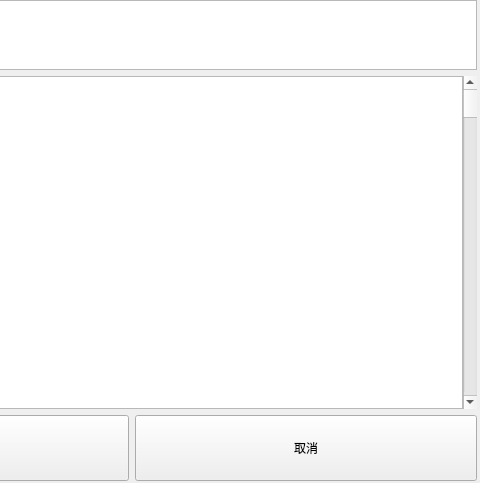
First picture: the form in QuteForm/Main/ui/createform.ui, repository euphoriaer/QuteForm, before the edit; both pictures show x 214 to 694 and y 0 to 483 of the 694 by 483 pixel window.
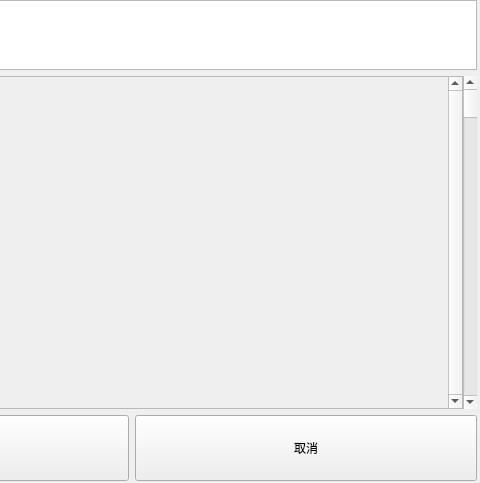
Second picture: the form after the edit. Icons and pictures are not drawn.

```diff
--- a/QuteForm/Main/ui/createform.ui
+++ b/QuteForm/Main/ui/createform.ui
@@ -22,7 +22,7 @@
   <property name="windowTitle">
    <string>创建表</string>
   </property>
-  <widget class="QWidget" name="">
+  <widget class="QWidget" name="layoutWidget">
    <property name="geometry">
     <rect>
      <x>0</x>
@@ -84,7 +84,33 @@
        <number>0</number>
       </property>
       <item>
-       <widget class="QListView" name="listView"/>
+       <widget class="QScrollArea" name="scrollArea">
+        <property name="lineWidth">
+         <number>1</number>
+        </property>
+        <property name="verticalScrollBarPolicy">
+         <enum>Qt::ScrollBarAlwaysOn</enum>
+        </property>
+        <property name="sizeAdjustPolicy">
+         <enum>QAbstractScrollArea::AdjustToContents</enum>
+        </property>
+        <property name="widgetResizable">
+         <bool>true</bool>
+        </property>
+        <property name="alignment">
+         <set>Qt::AlignLeading|Qt::AlignLeft|Qt::AlignTop</set>
+        </property>
+        <widget class="QWidget" name="scrollAreaWidgetContents">
+         <property name="geometry">
+          <rect>
+           <x>0</x>
+           <y>0</y>
+           <width>657</width>
+           <height>325</height>
+          </rect>
+         </property>
+        </widget>
+       </widget>
       </item>
       <item>
        <widget class="QScrollBar" name="verticalScrollBar">
```
Left out of the diff: 6 changed lines with no effect on the pictures.
